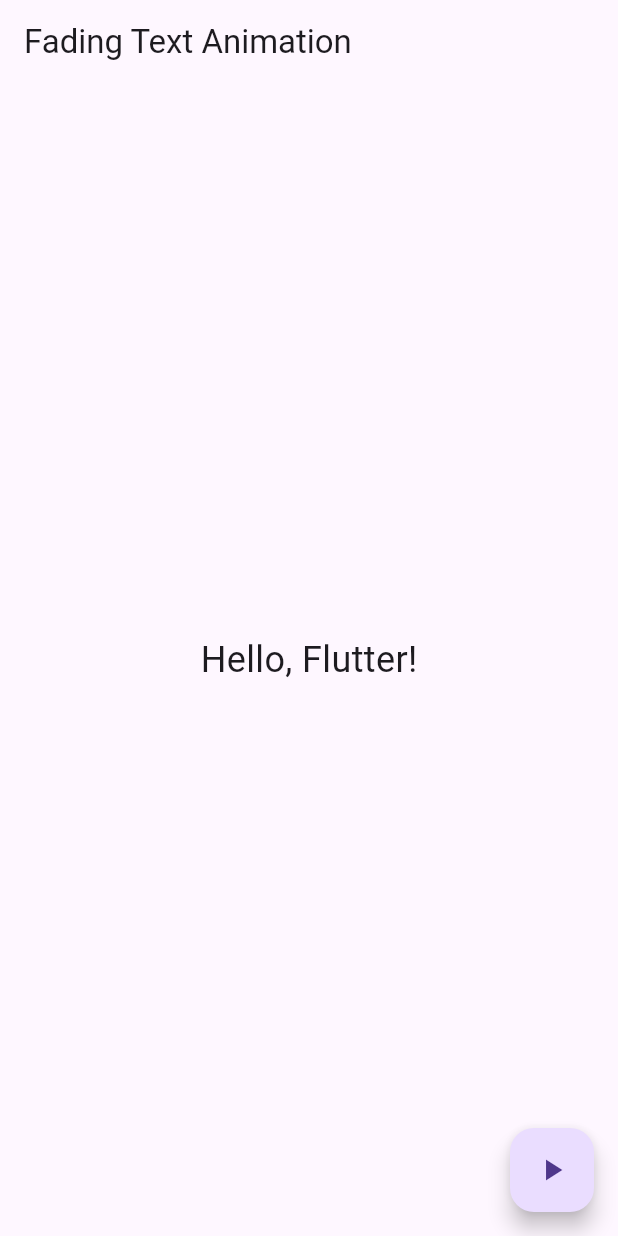
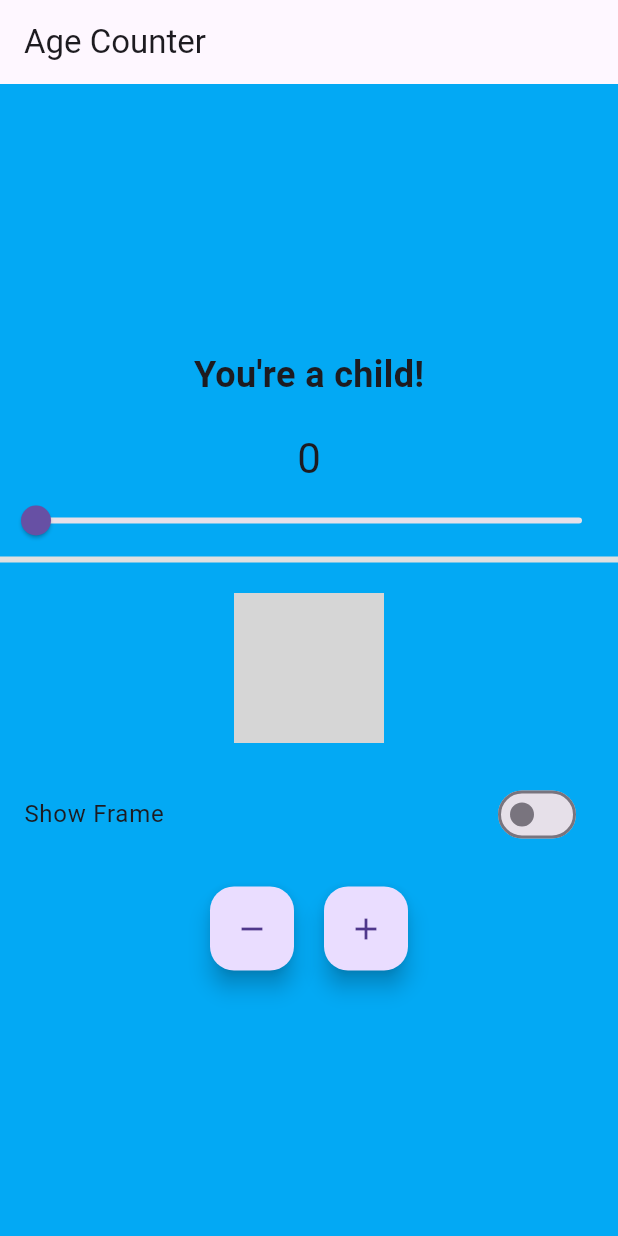
Before and after one commit to MAD743/MAD-fading_text_animation, a Flutter app: the screen it shows after launch, on a phone screen of 412 x 824 dp. Run offline on Flutter 3.47's test engine with Material 3 defaults, Android fonts, the phone set to English and light mode, and no system bars; our stand-ins replace flutter_colorpicker; missing offline and left inert: window_size; grey boxes are pictures that could not be loaded.

```diff
--- a/lib/main.dart
+++ b/lib/main.dart
@@ -1,51 +1,178 @@
+import 'dart:io' show Platform;
+import 'package:flutter/foundation.dart' show kIsWeb;
 import 'package:flutter/material.dart';
+import 'package:provider/provider.dart';
+import 'package:window_size/window_size.dart';
 
 void main() {
-  runApp(MyApp());
+  setupWindow();
+  runApp(
+    ChangeNotifierProvider(
+      create: (context) => Counter(),
+      child: const MyApp(),
+    ),
+  );
+}
+
+const double windowWidth = 360;
+const double windowHeight = 640;
+
+void setupWindow() {
+  if (!kIsWeb && (Platform.isWindows || Platform.isLinux || Platform.isMacOS)) {
+    WidgetsFlutterBinding.ensureInitialized();
+    setWindowTitle('Provider Age Counter');
+    setWindowMinSize(const Size(windowWidth, windowHeight));
+    setWindowMaxSize(const Size(windowWidth, windowHeight));
+    getCurrentScreen().then((screen) {
+      setWindowFrame(Rect.fromCenter(
+        center: screen!.frame.center,
+        width: windowWidth,
+        height: windowHeight,
+      ));
+    });
+  }
+}
+
+class Counter with ChangeNotifier {
+  int value = 0;
+  bool showFrame = false;
+
+  void increment() {
+    if (value < 99) {
+      value += 1;
+      notifyListeners();
+    }
+  }
+
+  void decrement() {
+    if (value > 0) {
+      value -= 1;
+      notifyListeners();
+    }
+  }
+
+  void updateAge(int newValue) {
+    value = newValue;
+    notifyListeners();
+  }
+
+  void toggleFrame() {
+    showFrame = !showFrame;
+    notifyListeners();
+  }
 }
 
 class MyApp extends StatelessWidget {
+  const MyApp({super.key});
+
   @override
   Widget build(BuildContext context) {
     return MaterialApp(
-      home: FadingTextAnimation(),
+      title: 'Age Counter',
+      theme: ThemeData(
+        primarySwatch: Colors.blue,
+        useMaterial3: true,
+      ),
+      home: const MyHomePage(),
     );
   }
 }
 
-class FadingTextAnimation extends StatefulWidget {
-  @override
-  _FadingTextAnimationState createState() => _FadingTextAnimationState();
-}
+class MyHomePage extends StatelessWidget {
+  const MyHomePage({super.key});
 
-class _FadingTextAnimationState extends State<FadingTextAnimation> {
-  bool _isVisible = true;
+  Color getBackgroundColor(int age) {
+    if (age <= 12) return Colors.lightBlue;
+    if (age <= 19) return Colors.lightGreen;
+    if (age <= 30) return Colors.amber;
+    if (age <= 50) return Colors.orange;
+    return Colors.grey;
+  }
 
-  void toggleVisibility() {
-    setState(() {
-      _isVisible = !_isVisible;
-    });
+  String getAgeMessage(int age) {
+    if (age <= 12) return "You're a child!";
+    if (age <= 19) return "Teenager time!";
+    if (age <= 30) return "You're a young adult!";
+    if (age <= 50) return "You're an adult now!";
+    return "Golden years!";
   }
 
   @override
   Widget build(BuildContext context) {
     return Scaffold(
-      appBar: AppBar(
-        title: Text('Fading Text Animation'),
-      ),
-      body: Center(
-        child: AnimatedOpacity(
-          opacity: _isVisible ? 1.0 : 0.0,
-          duration: Duration(seconds: 1),
-          child: Text(
-            'Hello, Flutter!',
-            style: TextStyle(fontSize: 24),
-          ),
-        ),
-      ),
-      floatingActionButton: FloatingActionButton(
-        onPressed: toggleVisibility,
-        child: Icon(Icons.play_arrow),
+      appBar: AppBar(title: const Text('Age Counter')),
+      body: Consumer<Counter>(
+        builder: (context, counter, child) {
+          return Container(
+            color: getBackgroundColor(counter.value),
+            child: Column(
+              mainAxisAlignment: MainAxisAlignment.center,
+              children: [
+                Text(
+                  getAgeMessage(counter.value),
+                  style: const TextStyle(fontSize: 24, fontWeight: FontWeight.bold),
+                ),
+                const SizedBox(height: 20),
+                Text(
+                  '${counter.value}',
+                  style: Theme.of(context).textTheme.headlineMedium,
+                ),
+                Slider(
+                  min: 0,
+                  max: 99,
+                  value: counter.value.toDouble(),
+                  onChanged: (value) {
+                    counter.updateAge(value.toInt());
+                  },
+                ),
+                LinearProgressIndicator(
+                  value: counter.value / 99,
+                  color: counter.value <= 33
+                      ? Colors.green
+                      : counter.value <= 67
+                          ? Colors.yellow
+                          : Colors.red,
+                  backgroundColor: Colors.grey.shade300,
+                ),
+                const SizedBox(height: 20),
+                Container(
+                  decoration: counter.showFrame
+                      ? BoxDecoration(
+                          border: Border.all(color: Colors.black, width: 3),
+                          borderRadius: BorderRadius.circular(10),
+                        )
+                      : null,
+                  child: Image.asset('assets/sample_image.png', width: 100, height: 100),
+                ),
+                const SizedBox(height: 20),
+                SwitchListTile(
+                  title: const Text('Show Frame'),
+                  value: counter.showFrame,
+                  onChanged: (bool value) {
+                    counter.toggleFrame();
+                  },
+                ),
+                const SizedBox(height: 20),
+                Row(
+                  mainAxisAlignment: MainAxisAlignment.center,
+                  children: [
+                    FloatingActionButton(
+                      onPressed: () => counter.decrement(),
+                      tooltip: 'Decrement',
+                      child: const Icon(Icons.remove),
+                    ),
+                    const SizedBox(width: 20),
+                    FloatingActionButton(
+                      onPressed: () => counter.increment(),
+                      tooltip: 'Increment',
+                      child: const Icon(Icons.add),
+                    ),
+                  ],
+                ),
+              ],
+            ),
+          );
+        },
       ),
     );
   }
```
